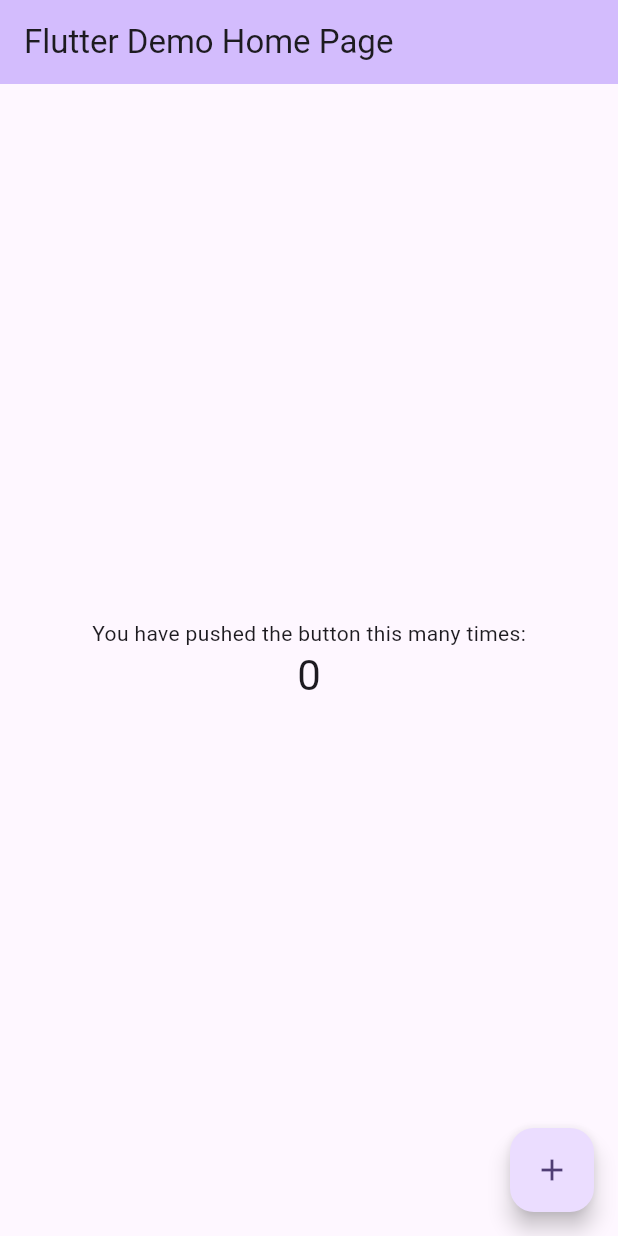
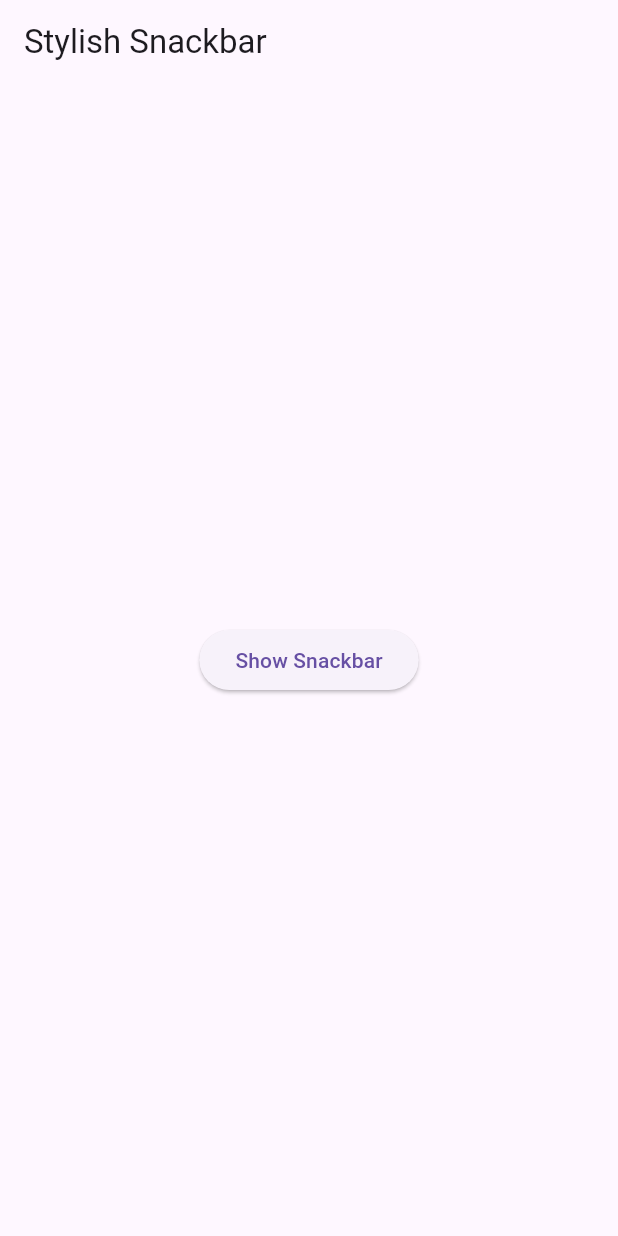
Before and after one commit to dv-mahbub/stylish_snackbar_dev_project, a Flutter app: the screen it shows after launch, on a phone screen of 412 x 824 dp. Run offline on Flutter 3.47's test engine with Material 3 defaults, Android fonts, the phone set to English and light mode, and no system bars.

Commit message:
basic snackbar

```diff
--- /dev/null
+++ b/lib/homepage.dart
@@ -0,0 +1,41 @@
+import 'package:flutter/material.dart';
+
+class Homepage extends StatefulWidget {
+  const Homepage({super.key});
+
+  @override
+  State<Homepage> createState() => _HomepageState();
+}
+
+class _HomepageState extends State<Homepage> {
+  @override
+  Widget build(BuildContext context) {
+    return Scaffold(
+      appBar: AppBar(
+        title: const Text('Stylish Snackbar'),
+      ),
+      body: Center(
+        child: ElevatedButton(
+            onPressed: () => showSnackbar(context),
+            child: const Text('Show Snackbar')),
+      ),
+    );
+  }
+
+  void showSnackbar(BuildContext context) {
+    ScaffoldMessenger.of(context).showSnackBar(
+      SnackBar(
+        content: const Text('Item added to cart!'),
+        backgroundColor: Colors.blue,
+        duration: const Duration(seconds: 3),
+        action: SnackBarAction(
+          label: 'Undo',
+          textColor: Colors.yellow,
+          onPressed: () {
+            // Code to execute when 'Undo' is tapped
+          },
+        ),
+      ),
+    );
+  }
+}
--- a/lib/main.dart
+++ b/lib/main.dart
@@ -1,4 +1,5 @@
 import 'package:flutter/material.dart';
+import 'package:stylish_snackbar_project/homepage.dart';
 
 void main() {
   runApp(const MyApp());
@@ -7,119 +8,10 @@
 class MyApp extends StatelessWidget {
   const MyApp({super.key});
 
-  // This widget is the root of your application.
   @override
   Widget build(BuildContext context) {
-    return MaterialApp(
-      title: 'Flutter Demo',
-      theme: ThemeData(
-        // This is the theme of your application.
-        //
-        // TRY THIS: Try running your application with "flutter run". You'll see
-        // the application has a purple toolbar. Then, without quitting the app,
-        // try changing the seedColor in the colorScheme below to Colors.green
-        // and then invoke "hot reload" (save your changes or press the "hot
-        // reload" button in a Flutter-supported IDE, or press "r" if you used
-        // the command line to start the app).
-        //
-        // Notice that the counter didn't reset back to zero; the application
-        // state is not lost during the reload. To reset the state, use hot
-        // restart instead.
-        //
-        // This works for code too, not just values: Most code changes can be
-        // tested with just a hot reload.
-        colorScheme: ColorScheme.fromSeed(seedColor: Colors.deepPurple),
-        useMaterial3: true,
-      ),
-      home: const MyHomePage(title: 'Flutter Demo Home Page'),
+    return const MaterialApp(
+      home: Homepage(),
     );
   }
 }
-
-class MyHomePage extends StatefulWidget {
-  const MyHomePage({super.key, required this.title});
-
-  // This widget is the home page of your application. It is stateful, meaning
-  // that it has a State object (defined below) that contains fields that affect
-  // how it looks.
-
-  // This class is the configuration for the state. It holds the values (in this
-  // case the title) provided by the parent (in this case the App widget) and
-  // used by the build method of the State. Fields in a Widget subclass are
-  // always marked "final".
-
-  final String title;
-
-  @override
-  State<MyHomePage> createState() => _MyHomePageState();
-}
-
-class _MyHomePageState extends State<MyHomePage> {
-  int _counter = 0;
-
-  void _incrementCounter() {
-    setState(() {
-      // This call to setState tells the Flutter framework that something has
-      // changed in this State, which causes it to rerun the build method below
-      // so that the display can reflect the updated values. If we changed
-      // _counter without calling setState(), then the build method would not be
-      // called again, and so nothing would appear to happen.
-      _counter++;
-    });
-  }
-
-  @override
-  Widget build(BuildContext context) {
-    // This method is rerun every time setState is called, for instance as done
-    // by the _incrementCounter method above.
-    //
-    // The Flutter framework has been optimized to make rerunning build methods
-    // fast, so that you can just rebuild anything that needs updating rather
-    // than having to individually change instances of widgets.
-    return Scaffold(
-      appBar: AppBar(
-        // TRY THIS: Try changing the color here to a specific color (to
-        // Colors.amber, perhaps?) and trigger a hot reload to see the AppBar
-        // change color while the other colors stay the same.
-        backgroundColor: Theme.of(context).colorScheme.inversePrimary,
-        // Here we take the value from the MyHomePage object that was created by
-        // the App.build method, and use it to set our appbar title.
-        title: Text(widget.title),
-      ),
-      body: Center(
-        // Center is a layout widget. It takes a single child and positions it
-        // in the middle of the parent.
-        child: Column(
-          // Column is also a layout widget. It takes a list of children and
-          // arranges them vertically. By default, it sizes itself to fit its
-          // children horizontally, and tries to be as tall as its parent.
-          //
-          // Column has various properties to control how it sizes itself and
-          // how it positions its children. Here we use mainAxisAlignment to
-          // center the children vertically; the main axis here is the vertical
-          // axis because Columns are vertical (the cross axis would be
-          // horizontal).
-          //
-          // TRY THIS: Invoke "debug painting" (choose the "Toggle Debug Paint"
-          // action in the IDE, or press "p" in the console), to see the
-          // wireframe for each widget.
-          mainAxisAlignment: MainAxisAlignment.center,
-          children: <Widget>[
-            const Text(
-              'You have pushed the button this many times:',
-            ),
-            Text(
-              '$_counter',
-              style: Theme.of(context).textTheme.headlineMedium,
-            ),
-          ],
-        ),
-      ),
-      floatingActionButton: FloatingActionButton(
-        onPressed: _incrementCounter,
-        tooltip: 'Increment',
-        child: const Icon(Icons.add),
-      ), // This trailing comma makes auto-formatting nicer for build methods.
-    );
-  }
-}
```
